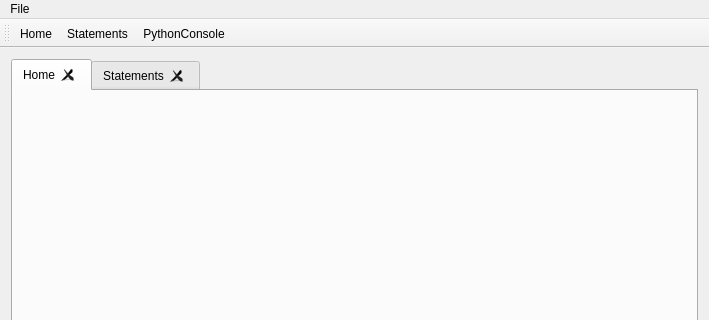
Qt form AccountingMain/AccountingUI/mainwindow.ui (agabor/platan) before a commit; both pictures show x 0 to 709 and y 0 to 320 of the 709 by 483 pixel window.
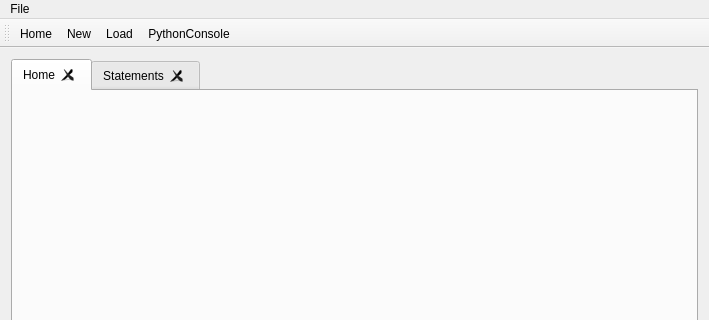
The same form after that commit. Icons and pictures are not drawn. Custom widgets are drawn as their Qt base class.

What changed in the file:
```diff
--- a/AccountingMain/AccountingUI/mainwindow.ui
+++ b/AccountingMain/AccountingUI/mainwindow.ui
@@ -105,7 +105,8 @@
     <bool>false</bool>
    </attribute>
    <addaction name="actionHome"/>
-   <addaction name="actionStatements"/>
+   <addaction name="actionNew"/>
+   <addaction name="actionLoad"/>
    <addaction name="actionPythonConsole"/>
   </widget>
   <action name="actionLoad_File">
@@ -156,6 +157,24 @@
     <string>PythonConsole</string>
    </property>
   </action>
+  <action name="actionNew">
+   <property name="icon">
+    <iconset resource="icons.qrc">
+     <normaloff>:/icons/icons/document-new.png</normaloff>:/icons/icons/document-new.png</iconset>
+   </property>
+   <property name="text">
+    <string>New</string>
+   </property>
+  </action>
+  <action name="actionLoad">
+   <property name="icon">
+    <iconset resource="icons.qrc">
+     <normaloff>:/icons/icons/document-open.png</normaloff>:/icons/icons/document-open.png</iconset>
+   </property>
+   <property name="text">
+    <string>Load</string>
+   </property>
+  </action>
  </widget>
  <layoutdefault spacing="6" margin="11"/>
  <customwidgets>
```
